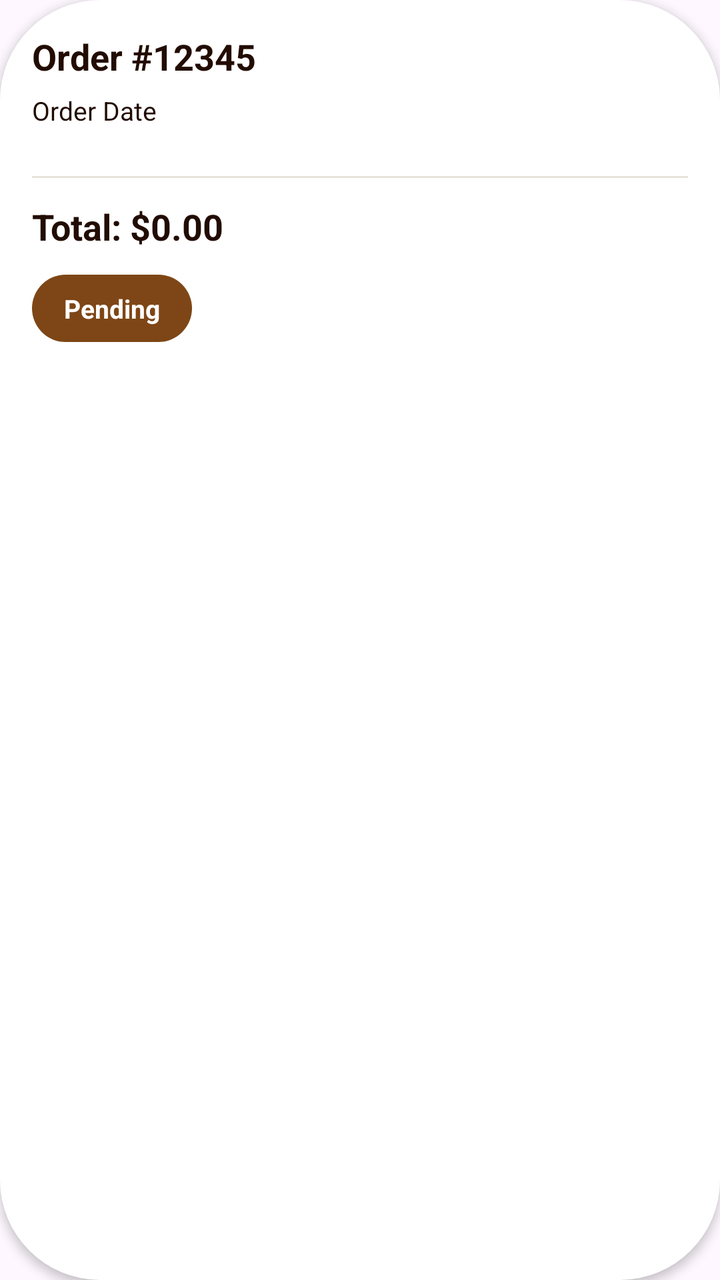
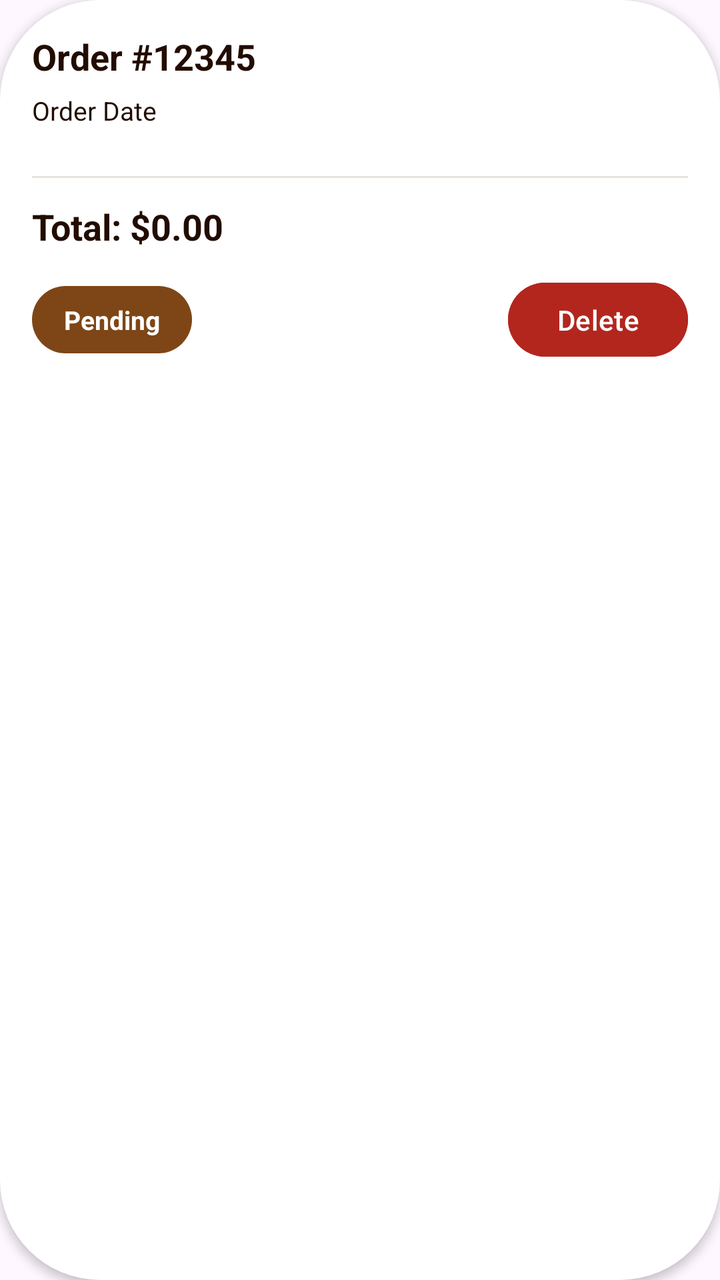

The first picture is an Android layout as it rendered before a commit; the second is the same layout after the commit. The layout source and the unified diff follow.
<!-- AndroidManifest.xml: application theme Theme.Project239 -->
<!-- res/layout/viewholder_my_order.xml -->
<?xml version="1.0" encoding="utf-8"?>
<LinearLayout
    xmlns:android="http://schemas.android.com/apk/res/android"
    android:layout_width="match_parent"
    android:layout_height="wrap_content"
    android:layout_marginHorizontal="16dp"
    android:layout_marginVertical="8dp"
    android:background="@drawable/white_full_corner_bg"
    android:elevation="3dp"
    android:orientation="vertical"
    android:padding="16dp">

    
    <TextView
        android:id="@+id/orderIdTxt"
        android:layout_width="match_parent"
        android:layout_height="wrap_content"
        android:text="Order #12345"
        android:textColor="@color/darkBrown"
        android:textSize="18sp"
        android:textStyle="bold"/>

    
    <TextView
        android:id="@+id/dateTxt"
        android:layout_width="match_parent"
        android:layout_height="wrap_content"
        android:layout_marginTop="6dp"
        android:text="Order Date"
        android:textColor="@color/darkBrown"
        android:textSize="13sp"/>

    
    <LinearLayout
        android:id="@+id/itemsContainer"
        android:layout_width="match_parent"
        android:layout_height="wrap_content"
        android:layout_marginTop="12dp"
        android:orientation="vertical"/>

    
    <View
        android:layout_width="match_parent"
        android:layout_height="1dp"
        android:layout_marginTop="12dp"
        android:background="#E8E2DC"/>

    
    <TextView
        android:id="@+id/totalTxt"
        android:layout_width="match_parent"
        android:layout_height="wrap_content"
        android:layout_marginTop="12dp"
        android:text="Total: $0.00"
        android:textColor="@color/darkBrown"
        android:textSize="18sp"
        android:textStyle="bold"/>

    
    <TextView
        android:id="@+id/statusTxt"
        android:layout_width="wrap_content"
        android:layout_height="wrap_content"
        android:layout_marginTop="12dp"
        android:background="@drawable/brown_full_corner_bg"
        android:paddingHorizontal="16dp"
        android:paddingVertical="8dp"
        android:text="Pending"
        android:textColor="@color/white"
        android:textSize="13sp"
        android:textStyle="bold"/>

</LinearLayout>
<!-- resources referenced by this layout -->
<resources>
  <color name="darkBrown">#220c01</color>
  <color name="white">#FFFFFFFF</color>
  <!-- drawable brown_full_corner_bg (drawable) -->
  <?xml version="1.0" encoding="utf-8"?>
  <shape xmlns:android="http://schemas.android.com/apk/res/android"
      android:shape="rectangle">
      <corners android:radius="50dp" />
      <solid android:color="@color/brown" />
  </shape>
  <!-- drawable white_full_corner_bg (drawable) -->
  <?xml version="1.0" encoding="utf-8"?>
  <shape xmlns:android="http://schemas.android.com/apk/res/android"
      android:shape="rectangle">
      <solid android:color="@color/white" />
      <corners android:radius="50dp" />
  </shape>
  <style name="Theme.Project239" parent="Base.Theme.Project239" />
  <color name="brown">#7e4616</color>
  <style name="Base.Theme.Project239" parent="Theme.Material3.DayNight.NoActionBar">
          
          
      </style>
</resources>

<!-- the commit's change to res/layout/viewholder_my_order.xml (unified diff, before → after) -->
@@ -57,17 +57,40 @@
         android:textStyle="bold"/>
 
     
-    <TextView
-        android:id="@+id/statusTxt"
-        android:layout_width="wrap_content"
+    <LinearLayout
+        android:layout_width="match_parent"
         android:layout_height="wrap_content"
         android:layout_marginTop="12dp"
-        android:background="@drawable/brown_full_corner_bg"
-        android:paddingHorizontal="16dp"
-        android:paddingVertical="8dp"
-        android:text="Pending"
-        android:textColor="@color/white"
-        android:textSize="13sp"
-        android:textStyle="bold"/>
+        android:orientation="horizontal"
+        android:gravity="center_vertical">
+
+        
+        <TextView
+            android:id="@+id/statusTxt"
+            android:layout_width="wrap_content"
+            android:layout_height="wrap_content"
+            android:background="@drawable/brown_full_corner_bg"
+            android:paddingHorizontal="16dp"
+            android:paddingVertical="8dp"
+            android:text="Pending"
+            android:textColor="@color/white"
+            android:textSize="13sp"
+            android:textStyle="bold"/>
+
+        <View
+            android:layout_width="0dp"
+            android:layout_height="0dp"
+            android:layout_weight="1" />
+
+        <Button
+            android:id="@+id/deleteBtn"
+            android:layout_width="90dp"
+            android:layout_height="45dp"
+            android:text="Delete"
+            android:textAllCaps="false"
+            android:textColor="@color/white"
+            android:backgroundTint="#B3261E" />
+
+    </LinearLayout>
 
 </LinearLayout>
